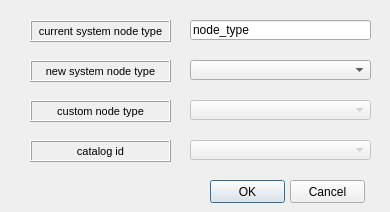
First picture: the form in ui/change_node_type.ui, repository Giswater/giswater_qgis_plugin, before the edit.
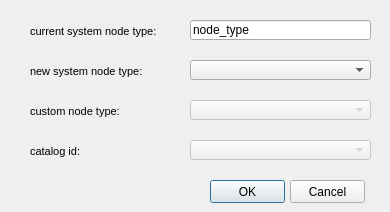
Second picture: the form after the edit.

Diff of the .ui file:
```diff
--- a/ui/change_node_type.ui
+++ b/ui/change_node_type.ui
@@ -83,16 +83,13 @@
     </font>
    </property>
    <property name="frameShape">
-    <enum>QFrame::Box</enum>
+    <enum>QFrame::NoFrame</enum>
    </property>
    <property name="frameShadow">
     <enum>QFrame::Raised</enum>
    </property>
    <property name="text">
-    <string>catalog id</string>
-   </property>
-   <property name="alignment">
-    <set>Qt::AlignCenter</set>
+    <string>catalog id:</string>
    </property>
    <property name="margin">
     <number>3</number>
@@ -113,16 +110,13 @@
     </font>
    </property>
    <property name="frameShape">
-    <enum>QFrame::Box</enum>
+    <enum>QFrame::NoFrame</enum>
    </property>
    <property name="frameShadow">
     <enum>QFrame::Raised</enum>
    </property>
    <property name="text">
-    <string>new system node type</string>
-   </property>
-   <property name="alignment">
-    <set>Qt::AlignCenter</set>
+    <string>new system node type:</string>
    </property>
    <property name="margin">
     <number>3</number>
@@ -143,16 +137,13 @@
     </font>
    </property>
    <property name="frameShape">
-    <enum>QFrame::Box</enum>
+    <enum>QFrame::NoFrame</enum>
    </property>
    <property name="frameShadow">
     <enum>QFrame::Raised</enum>
    </property>
    <property name="text">
-    <string>current system node type</string>
-   </property>
-   <property name="alignment">
-    <set>Qt::AlignCenter</set>
+    <string>current system node type:</string>
    </property>
    <property name="margin">
     <number>3</number>
@@ -202,16 +193,13 @@
     </font>
    </property>
    <property name="frameShape">
-    <enum>QFrame::Box</enum>
+    <enum>QFrame::NoFrame</enum>
    </property>
    <property name="frameShadow">
     <enum>QFrame::Raised</enum>
    </property>
    <property name="text">
-    <string>custom node type</string>
-   </property>
-   <property name="alignment">
-    <set>Qt::AlignCenter</set>
+    <string>custom node type:</string>
    </property>
    <property name="margin">
     <number>3</number>
```
Left out of the diff: 3 changed lines with no effect on the pictures.
